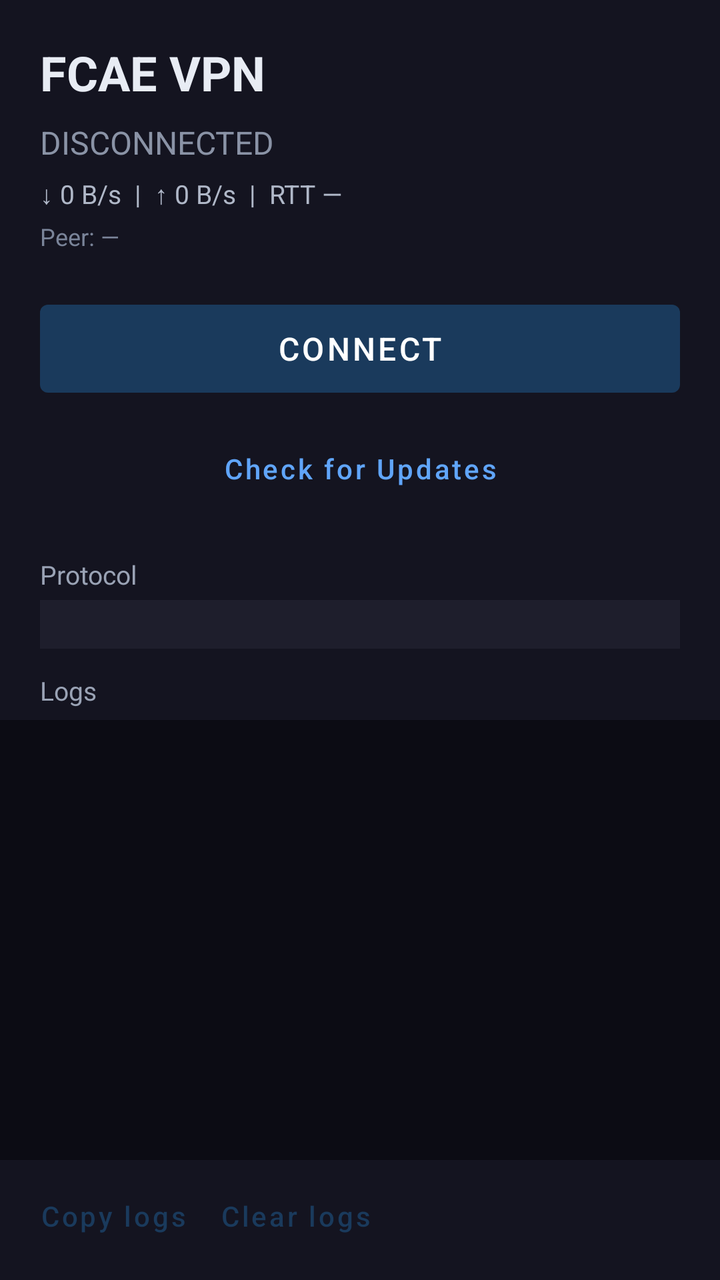
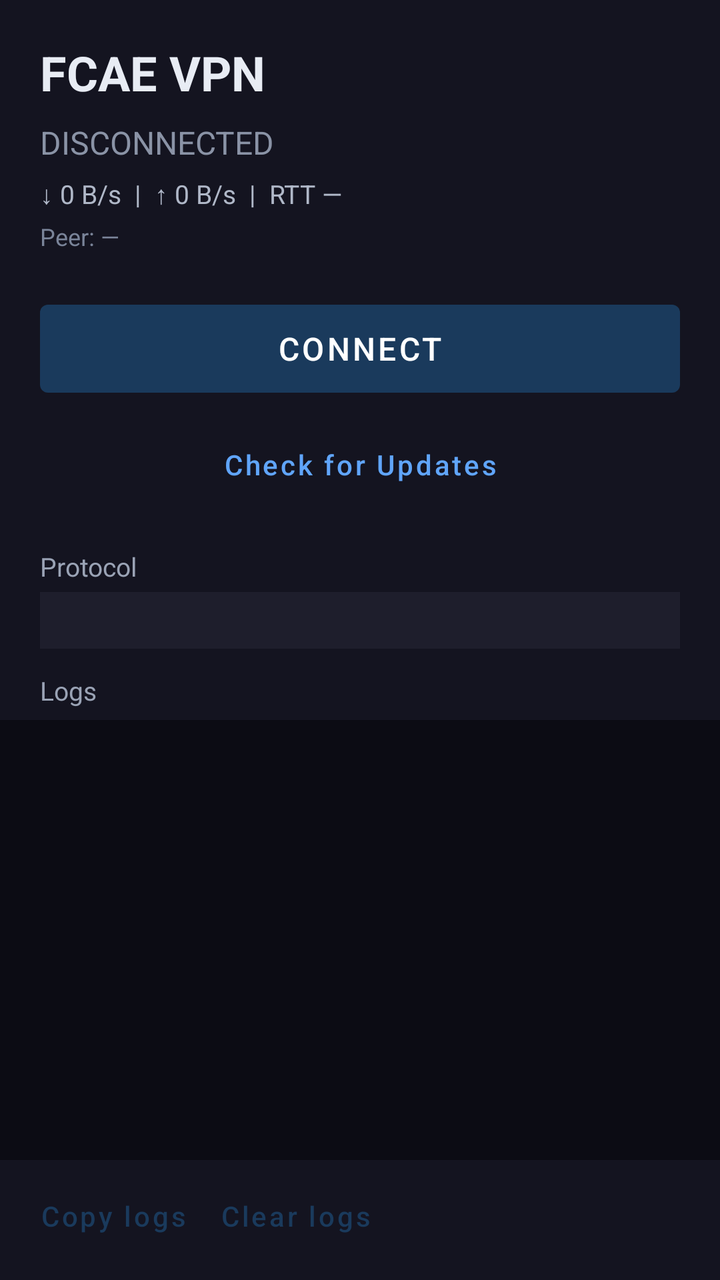

Screens rendered from an Android XML layout before and after an edit, with the pre-edit source and the edit as a unified diff.
<!-- AndroidManifest.xml: application theme Theme.FCAEVPN -->
<!-- res/layout/activity_main.xml -->
<?xml version="1.0" encoding="utf-8"?>
<LinearLayout xmlns:android="http://schemas.android.com/apk/res/android"
    android:layout_width="match_parent"
    android:layout_height="match_parent"
    android:orientation="vertical"
    android:fitsSystemWindows="true"
    android:background="#FF141420">

    
    <ScrollView
        android:id="@+id/outerScroll"
        android:layout_width="match_parent"
        android:layout_height="0dp"
        android:layout_weight="1"
        android:fillViewport="true"
        android:scrollbars="none">

        <LinearLayout
            android:layout_width="match_parent"
            android:layout_height="wrap_content"
            android:orientation="vertical"
            android:padding="20dp">

            <TextView
                android:id="@+id/title"
                android:layout_width="match_parent"
                android:layout_height="wrap_content"
                android:text="FCAE VPN"
                android:textColor="#FFE8ECF4"
                android:textSize="24sp"
                android:textStyle="bold" />

            <TextView
                android:id="@+id/statusText"
                android:layout_width="match_parent"
                android:layout_height="wrap_content"
                android:layout_marginTop="8dp"
                android:text="DISCONNECTED"
                android:textColor="#FF8A93A6"
                android:textSize="16sp" />

            <TextView
                android:id="@+id/statsText"
                android:layout_width="match_parent"
                android:layout_height="wrap_content"
                android:layout_marginTop="6dp"
                android:text="\u2193 0 B/s  |  \u2191 0 B/s  |  RTT \u2014"
                android:textColor="#FFB0B8C8"
                android:textSize="13sp" />

            <TextView
                android:id="@+id/peerText"
                android:layout_width="match_parent"
                android:layout_height="wrap_content"
                android:layout_marginTop="4dp"
                android:text="Peer: \u2014"
                android:textColor="#FF7A8499"
                android:textSize="12sp" />

            <com.google.android.material.button.MaterialButton
                android:id="@+id/btnConnect"
                android:layout_width="match_parent"
                android:layout_height="56dp"
                android:layout_marginTop="20dp"
                android:text="CONNECT"
                android:textAllCaps="false"
                android:textSize="16sp" />

            <com.google.android.material.button.MaterialButton
                android:id="@+id/btnCheckUpdates"
                style="@style/Widget.MaterialComponents.Button.TextButton"
                android:layout_width="match_parent"
                android:layout_height="wrap_content"
                android:layout_marginTop="8dp"
                android:text="Check for Updates"
                android:textAllCaps="false"
                android:textColor="#FF60A5FA" />

            <TextView
                android:id="@+id/updateStatus"
                android:layout_width="match_parent"
                android:layout_height="wrap_content"
                android:layout_marginTop="4dp"
                android:textSize="12sp"
                android:textColor="#FF9AA3B5"
                android:visibility="gone" />

            <TextView
                android:layout_width="match_parent"
                android:layout_height="wrap_content"
                android:layout_marginTop="20dp"
                android:text="Protocol"
                android:textColor="#FF9AA3B5"
                android:textSize="13sp" />

            <Spinner
                android:id="@+id/spinnerProtocol"
                android:layout_width="match_parent"
                android:layout_height="48dp"
                android:layout_marginTop="4dp"
                android:background="#FF1E1E2C"
                android:popupBackground="#FF1E1E2C" />

            <TextView
                android:layout_width="match_parent"
                android:layout_height="wrap_content"
                android:layout_marginTop="12dp"
                android:text="Mode"
                android:textColor="#FF9AA3B5"
                android:textSize="13sp" />

            <Spinner
                android:id="@+id/spinnerMode"
                android:layout_width="match_parent"
                android:layout_height="48dp"
                android:layout_marginTop="4dp"
                android:background="#FF1E1E2C"
                android:popupBackground="#FF1E1E2C" />

            <TextView
                android:layout_width="match_parent"
                android:layout_height="wrap_content"
                android:layout_marginTop="12dp"
                android:text="Scan"
                android:textColor="#FF9AA3B5"
                android:textSize="13sp" />

            <Spinner
                android:id="@+id/spinnerScan"
                android:layout_width="match_parent"
                android:layout_height="48dp"
                android:layout_marginTop="4dp"
                android:background="#FF1E1E2C"
                android:popupBackground="#FF1E1E2C" />

            <TextView
                android:layout_width="wrap_content"
                android:layout_height="wrap_content"
                android:layout_marginTop="12dp"
                android:text="Obfuscation"
                android:textColor="#FF9AA3B5"
                android:textSize="13sp" />

            <Spinner
                android:id="@+id/spinnerNoize"
                android:layout_width="match_parent"
                android:layout_height="48dp"
                android:layout_marginTop="4dp"
                android:background="#FF1E1E2C"
                android:popupBackground="#FF1E1E2C" />

            <com.google.android.material.switchmaterial.SwitchMaterial
                android:id="@+id/switchH2"
                android:layout_width="match_parent"
                android:layout_height="wrap_content"
                android:layout_marginTop="12dp"
                android:checked="true"
                android:text="HTTP/2 fallback"
                android:textColor="#FFE0E4EE" />

            <com.google.android.material.switchmaterial.SwitchMaterial
                android:id="@+id/switchEch"
                android:layout_width="match_parent"
                android:layout_height="wrap_content"
                android:checked="true"
                android:text="ECH (Encrypted Client Hello)"
                android:textColor="#FFE0E4EE" />

            <com.google.android.material.switchmaterial.SwitchMaterial
                android:id="@+id/switchQuick"
                android:layout_width="match_parent"
                android:layout_height="wrap_content"
                android:text="Quick reconnect"
                android:textColor="#FFE0E4EE" />

            <com.google.android.material.switchmaterial.SwitchMaterial
                android:id="@+id/switchIronclad"
                android:layout_width="match_parent"
                android:layout_height="wrap_content"
                android:text="Ironclad validation"
                android:textColor="#FFE0E4EE" />

            <com.google.android.material.switchmaterial.SwitchMaterial
                android:id="@+id/switchLan"
                android:layout_width="match_parent"
                android:layout_height="wrap_content"
                android:text="LAN sharing"
                android:textColor="#FFE0E4EE" />

            <TextView
                android:layout_width="match_parent"
                android:layout_height="wrap_content"
                android:layout_marginTop="12dp"
                android:text="MASQUE SNI (optional)"
                android:textColor="#FF9AA3B5"
                android:textSize="13sp" />

            <EditText
                android:id="@+id/editSni"
                android:layout_width="match_parent"
                android:layout_height="48dp"
                android:layout_marginTop="4dp"
                android:background="#FF1E1E2C"
                android:hint="default consumer-masque..."
                android:inputType="textUri"
                android:padding="12dp"
                android:textColor="#FFE8ECF4"
                android:textColorHint="#FF5A6478"
                android:textSize="14sp" />

            <TextView
                android:layout_width="match_parent"
                android:layout_height="wrap_content"
                android:layout_marginTop="12dp"
                android:text="Force Peer (optional)"
                android:textColor="#FF9AA3B5"
                android:textSize="13sp" />

            <EditText
                android:id="@+id/editForcePeer"
                android:layout_width="match_parent"
                android:layout_height="48dp"
                android:layout_marginTop="4dp"
                android:background="#FF1E1E2C"
                android:hint="ip:port"
                android:inputType="text"
                android:padding="12dp"
                android:textColor="#FFE8ECF4"
                android:textColorHint="#FF5A6478"
                android:textSize="14sp" />

            <TextView
                android:layout_width="match_parent"
                android:layout_height="wrap_content"
                android:layout_marginTop="12dp"
                android:text="Health interval (s)"
                android:textColor="#FF9AA3B5"
                android:textSize="13sp" />

            <EditText
                android:id="@+id/editHealthInterval"
                android:layout_width="match_parent"
                android:layout_height="48dp"
                android:layout_marginTop="4dp"
                android:background="#FF1E1E2C"
                android:inputType="number"
                android:padding="12dp"
                android:text="20"
                android:textColor="#FFE8ECF4"
                android:textSize="14sp" />

            <TextView
                android:layout_width="match_parent"
                android:layout_height="wrap_content"
                android:layout_marginTop="8dp"
                android:text="Health max fails"
                android:textColor="#FF9AA3B5"
                android:textSize="13sp" />

            <EditText
                android:id="@+id/editHealthMaxFails"
                android:layout_width="match_parent"
                android:layout_height="48dp"
                android:layout_marginTop="4dp"
                android:background="#FF1E1E2C"
                android:inputType="number"
                android:padding="12dp"
                android:text="2"
                android:textColor="#FFE8ECF4"
                android:textSize="14sp" />

            <com.google.android.material.switchmaterial.SwitchMaterial
                android:id="@+id/switchLogging"
                android:layout_width="match_parent"
                android:layout_height="wrap_content"
                android:layout_marginTop="16dp"
                android:checked="true"
                android:text="Enable logging"
                android:textColor="#FFE0E4EE" />

            <com.google.android.material.switchmaterial.SwitchMaterial
                android:id="@+id/switchSocks"
                android:layout_width="match_parent"
                android:layout_height="wrap_content"
                android:layout_marginTop="8dp"
                android:checked="true"
                android:text="SOCKS5 proxy (:1819)"
                android:textColor="#FFE0E4EE" />

            <com.google.android.material.switchmaterial.SwitchMaterial
                android:id="@+id/switchHttp"
                android:layout_width="match_parent"
                android:layout_height="wrap_content"
                android:layout_marginTop="4dp"
                android:checked="true"
                android:text="HTTP proxy (:1820)"
                android:textColor="#FFE0E4EE" />

            <TextView
                android:layout_width="match_parent"
                android:layout_height="wrap_content"
                android:layout_marginTop="12dp"
                android:text="SOCKS5 port"
                android:textColor="#FF9AA3B5"
                android:textSize="13sp" />

            <EditText
                android:id="@+id/editSocksPort"
                android:layout_width="match_parent"
                android:layout_height="48dp"
                android:layout_marginTop="4dp"
                android:background="#FF1E1E2C"
                android:inputType="number"
                android:padding="12dp"
                android:text="1819"
                android:textColor="#FFE8ECF4"
                android:textSize="14sp" />

            <TextView
                android:layout_width="match_parent"
                android:layout_height="wrap_content"
                android:layout_marginTop="12dp"
                android:text="HTTP proxy port"
                android:textColor="#FF9AA3B5"
                android:textSize="13sp" />

            <EditText
                android:id="@+id/editHttpPort"
                android:layout_width="match_parent"
                android:layout_height="48dp"
                android:layout_marginTop="4dp"
                android:background="#FF1E1E2C"
                android:inputType="number"
                android:padding="12dp"
                android:text="1820"
                android:textColor="#FFE8ECF4"
                android:textSize="14sp" />

            <TextView
                android:layout_width="match_parent"
                android:layout_height="wrap_content"
                android:layout_marginTop="20dp"
                android:text="Zero Trust (Teams)"
                android:textColor="#FF60A5FA"
                android:textSize="15sp"
                android:textStyle="bold" />

            <TextView
                android:layout_width="match_parent"
                android:layout_height="wrap_content"
                android:layout_marginTop="12dp"
                android:text="Team name"
                android:textColor="#FF9AA3B5"
                android:textSize="13sp" />

            <EditText
                android:id="@+id/editTeam"
                android:layout_width="match_parent"
                android:layout_height="48dp"
                android:layout_marginTop="4dp"
                android:background="#FF1E1E2C"
                android:hint="my-team"
                android:inputType="text"
                android:padding="12dp"
                android:textColor="#FFE8ECF4"
                android:textColorHint="#FF5A6478"
                android:textSize="14sp" />

            <TextView
                android:layout_width="match_parent"
                android:layout_height="wrap_content"
                android:layout_marginTop="12dp"
                android:text="Access token (JWT)"
                android:textColor="#FF9AA3B5"
                android:textSize="13sp" />

            <EditText
                android:id="@+id/editAccessToken"
                android:layout_width="match_parent"
                android:layout_height="48dp"
                android:layout_marginTop="4dp"
                android:background="#FF1E1E2C"
                android:hint="token=..."
                android:inputType="text"
                android:padding="12dp"
                android:textColor="#FFE8ECF4"
                android:textColorHint="#FF5A6478"
                android:textSize="14sp" />

            <TextView
                android:layout_width="match_parent"
                android:layout_height="wrap_content"
                android:layout_marginTop="12dp"
                android:text="Email (for OTP login)"
                android:textColor="#FF9AA3B5"
                android:textSize="13sp" />

            <EditText
                android:id="@+id/editAccessEmail"
                android:layout_width="match_parent"
                android:layout_height="48dp"
                android:layout_marginTop="4dp"
                android:background="#FF1E1E2C"
                android:hint="user@example.com"
                android:inputType="textEmailAddress"
                android:padding="12dp"
                android:textColor="#FFE8ECF4"
                android:textColorHint="#FF5A6478"
                android:textSize="14sp" />

            <TextView
                android:layout_width="match_parent"
                android:layout_height="wrap_content"
                android:layout_marginTop="12dp"
                android:text="Routing file (optional)"
                android:textColor="#FF9AA3B5"
                android:textSize="13sp" />

            <EditText
                android:id="@+id/editRoutesFile"
                android:layout_width="match_parent"
                android:layout_height="48dp"
                android:layout_marginTop="4dp"
                android:background="#FF1E1E2C"
                android:hint="/path/to/routes.txt"
                android:inputType="text"
                android:padding="12dp"
                android:textColor="#FFE8ECF4"
                android:textColorHint="#FF5A6478"
                android:textSize="14sp" />

            <TextView
                android:layout_width="match_parent"
                android:layout_height="wrap_content"
                android:layout_marginTop="12dp"
                android:text="Inline routing rules"
                android:textColor="#FF9AA3B5"
                android:textSize="13sp" />

            <EditText
                android:id="@+id/editRoutesInline"
                android:layout_width="match_parent"
                android:layout_height="120dp"
                android:layout_marginTop="4dp"
                android:background="#FF1E1E2C"
                android:gravity="top|start"
                android:hint="[direct]ip:190.9.2.4,domain.com [block]gazo.com,10.0.0.0/8"
                android:inputType="textMultiLine|textVisiblePassword"
                android:padding="12dp"
                android:textColor="#FFE8ECF4"
                android:textColorHint="#FF5A6478"
                android:textSize="14sp" />

            <TextView
                android:layout_width="match_parent"
                android:layout_height="wrap_content"
                android:layout_marginTop="12dp"
                android:text="Sysprofile (performance)"
                android:textColor="#FF9AA3B5"
                android:textSize="13sp" />

            <Spinner
                android:id="@+id/spinnerSysprofile"
                android:layout_width="match_parent"
                android:layout_height="48dp"
                android:layout_marginTop="4dp"
                android:background="#FF1E1E2C"
                android:popupBackground="#FF1E1E2C" />

        </LinearLayout>
    </ScrollView>

    
    <TextView
        android:layout_width="match_parent"
        android:layout_height="wrap_content"
        android:paddingStart="20dp"
        android:paddingEnd="20dp"
        android:paddingTop="12dp"
        android:paddingBottom="6dp"
        android:text="Logs"
        android:textColor="#FF9AA3B5"
        android:textSize="13sp" />

    <ScrollView
        android:id="@+id/logScroll"
        android:layout_width="match_parent"
        android:layout_height="220dp"
        android:background="#FF0C0C14"
        android:padding="10dp">

        <TextView
            android:id="@+id/logText"
            android:layout_width="match_parent"
            android:layout_height="wrap_content"
            android:fontFamily="monospace"
            android:textColor="#FFA0A8B8"
            android:textSize="11sp"
            android:textIsSelectable="true" />
    </ScrollView>

    <LinearLayout
        android:layout_width="match_parent"
        android:layout_height="wrap_content"
        android:orientation="horizontal"
        android:paddingStart="12dp"
        android:paddingEnd="20dp"
        android:paddingTop="4dp"
        android:paddingBottom="8dp">

        <com.google.android.material.button.MaterialButton
            android:id="@+id/btnCopyLogs"
            style="@style/Widget.MaterialComponents.Button.TextButton"
            android:layout_width="wrap_content"
            android:layout_height="wrap_content"
            android:text="Copy logs"
            android:textAllCaps="false" />

        <com.google.android.material.button.MaterialButton
            android:id="@+id/btnClearLogs"
            style="@style/Widget.MaterialComponents.Button.TextButton"
            android:layout_width="wrap_content"
            android:layout_height="wrap_content"
            android:text="Clear logs"
            android:textAllCaps="false" />
    </LinearLayout>

</LinearLayout>
<!-- resources referenced by this layout -->
<resources>
  <style name="Theme.FCAEVPN" parent="Theme.MaterialComponents.DayNight.NoActionBar">
          <item name="colorPrimary">#FF1A3A5C</item>
          <item name="colorPrimaryVariant">#FF0D2137</item>
          <item name="colorOnPrimary">#FFFFFFFF</item>
          <item name="android:windowBackground">#FF141420</item>
      </style>
</resources>

<!-- the commit's change to res/layout/activity_main.xml (unified diff, before → after) -->
@@ -74,6 +74,10 @@
                 android:layout_marginTop="8dp"
                 android:text="Check for Updates"
                 android:textAllCaps="false"
+                android:textSize="14sp"
+                android:paddingStart="16dp"
+                android:paddingEnd="16dp"
+                android:minHeight="44dp"
                 android:textColor="#FF60A5FA" />
 
             <TextView
